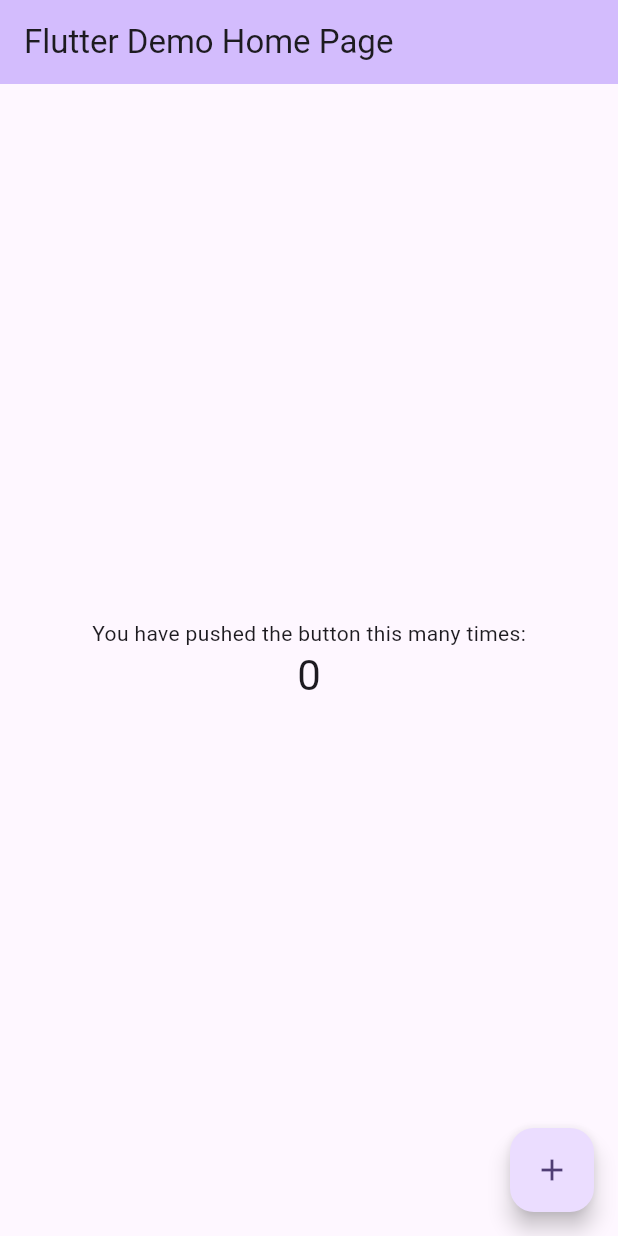
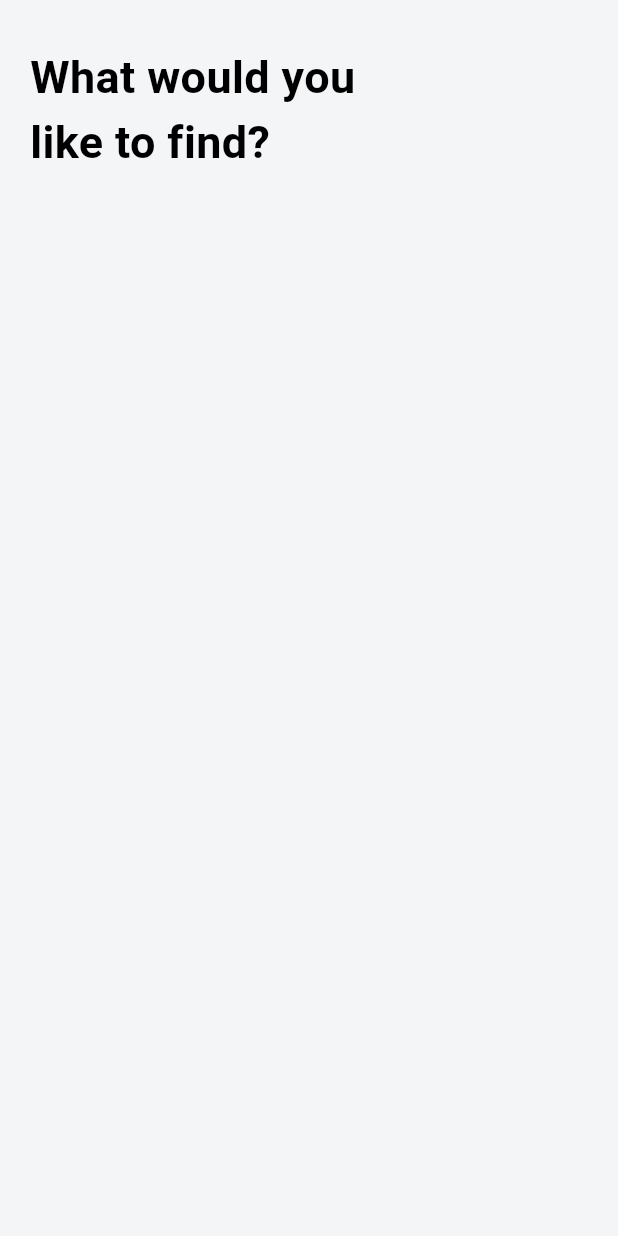
Before and after one commit to mkabdulazees56/travel_app, a Flutter app: the screen it shows after launch, on a phone screen of 412 x 824 dp. Run offline on Flutter 3.47's test engine with Material 3 defaults, Android fonts, the phone set to English and light mode, and no system bars.

Commit message:
folder structure added

```diff
--- a/lib/main.dart
+++ b/lib/main.dart
@@ -1,125 +1,22 @@
 import 'package:flutter/material.dart';
+import 'package:travel_app/screens/home_screen.dart';
 
-void main() {
-  runApp(const MyApp());
-}
+void main() => runApp(MyApp());
 
 class MyApp extends StatelessWidget {
-  const MyApp({super.key});
-
   // This widget is the root of your application.
   @override
   Widget build(BuildContext context) {
     return MaterialApp(
-      title: 'Flutter Demo',
+      title: 'Flutter Travel UI',
+      debugShowCheckedModeBanner: false,
       theme: ThemeData(
-        // This is the theme of your application.
-        //
-        // TRY THIS: Try running your application with "flutter run". You'll see
-        // the application has a purple toolbar. Then, without quitting the app,
-        // try changing the seedColor in the colorScheme below to Colors.green
-        // and then invoke "hot reload" (save your changes or press the "hot
-        // reload" button in a Flutter-supported IDE, or press "r" if you used
-        // the command line to start the app).
-        //
-        // Notice that the counter didn't reset back to zero; the application
-        // state is not lost during the reload. To reset the state, use hot
-        // restart instead.
-        //
-        // This works for code too, not just values: Most code changes can be
-        // tested with just a hot reload.
-        colorScheme: ColorScheme.fromSeed(seedColor: Colors.deepPurple),
-        useMaterial3: true,
+        primaryColor: Color(0xFF3EBACE),
+        scaffoldBackgroundColor: Color(0xFFF3F5F7),
+        colorScheme:
+            ColorScheme.fromSwatch().copyWith(secondary: Color(0xFFD8ECF1)),
       ),
-      home: const MyHomePage(title: 'Flutter Demo Home Page'),
+      home: HomeScreen(),
     );
   }
 }
-
-class MyHomePage extends StatefulWidget {
-  const MyHomePage({super.key, required this.title});
-
-  // This widget is the home page of your application. It is stateful, meaning
-  // that it has a State object (defined below) that contains fields that affect
-  // how it looks.
-
-  // This class is the configuration for the state. It holds the values (in this
-  // case the title) provided by the parent (in this case the App widget) and
-  // used by the build method of the State. Fields in a Widget subclass are
-  // always marked "final".
-
-  final String title;
-
-  @override
-  State<MyHomePage> createState() => _MyHomePageState();
-}
-
-class _MyHomePageState extends State<MyHomePage> {
-  int _counter = 0;
-
-  void _incrementCounter() {
-    setState(() {
-      // This call to setState tells the Flutter framework that something has
-      // changed in this State, which causes it to rerun the build method below
-      // so that the display can reflect the updated values. If we changed
-      // _counter without calling setState(), then the build method would not be
-      // called again, and so nothing would appear to happen.
-      _counter++;
-    });
-  }
-
-  @override
-  Widget build(BuildContext context) {
-    // This method is rerun every time setState is called, for instance as done
-    // by the _incrementCounter method above.
-    //
-    // The Flutter framework has been optimized to make rerunning build methods
-    // fast, so that you can just rebuild anything that needs updating rather
-    // than having to individually change instances of widgets.
-    return Scaffold(
-      appBar: AppBar(
-        // TRY THIS: Try changing the color here to a specific color (to
-        // Colors.amber, perhaps?) and trigger a hot reload to see the AppBar
-        // change color while the other colors stay the same.
-        backgroundColor: Theme.of(context).colorScheme.inversePrimary,
-        // Here we take the value from the MyHomePage object that was created by
-        // the App.build method, and use it to set our appbar title.
-        title: Text(widget.title),
-      ),
-      body: Center(
-        // Center is a layout widget. It takes a single child and positions it
-        // in the middle of the parent.
-        child: Column(
-          // Column is also a layout widget. It takes a list of children and
-          // arranges them vertically. By default, it sizes itself to fit its
-          // children horizontally, and tries to be as tall as its parent.
-          //
-          // Column has various properties to control how it sizes itself and
-          // how it positions its children. Here we use mainAxisAlignment to
-          // center the children vertically; the main axis here is the vertical
-          // axis because Columns are vertical (the cross axis would be
-          // horizontal).
-          //
-          // TRY THIS: Invoke "debug painting" (choose the "Toggle Debug Paint"
-          // action in the IDE, or press "p" in the console), to see the
-          // wireframe for each widget.
-          mainAxisAlignment: MainAxisAlignment.center,
-          children: <Widget>[
-            const Text(
-              'You have pushed the button this many times:',
-            ),
-            Text(
-              '$_counter',
-              style: Theme.of(context).textTheme.headlineMedium,
-            ),
-          ],
-        ),
-      ),
-      floatingActionButton: FloatingActionButton(
-        onPressed: _incrementCounter,
-        tooltip: 'Increment',
-        child: const Icon(Icons.add),
-      ), // This trailing comma makes auto-formatting nicer for build methods.
-    );
-  }
-}
--- /dev/null
+++ b/lib/screens/home_screen.dart
@@ -0,0 +1,32 @@
+// ignore_for_file: prefer_const_constructors, prefer_const_literals_to_create_immutables
+
+import 'package:flutter/material.dart';
+
+class HomeScreen extends StatefulWidget {
+  @override
+  _HomeScreenState createState() => _HomeScreenState();
+}
+
+class _HomeScreenState extends State<HomeScreen> {
+  @override
+  Widget build(BuildContext context) {
+    return Scaffold(
+      body: SafeArea(
+          child: ListView(
+        padding: EdgeInsets.symmetric(vertical: 30.0),
+        children: <Widget>[
+          Padding(
+            padding: EdgeInsets.only(left: 20, right: 120),
+            child: const Text(
+              'What would you like to find?',
+              style: TextStyle(
+                fontSize: 30.0,
+                fontWeight: FontWeight.bold,
+              ),
+            ),
+          )
+        ],
+      )),
+    );
+  }
+}
--- a/pubspec.yaml
+++ b/pubspec.yaml
@@ -35,6 +35,7 @@ dependencies:
   # The following adds the Cupertino Icons font to your application.
   # Use with the CupertinoIcons class for iOS style icons.
   cupertino_icons: ^1.0.8
+  font_awesome_flutter: ^10.8.0
 
 dev_dependencies:
   flutter_test:
```
Also changed, not shown: lib/models/activity_model.dart (added, +17 -0 lines), lib/models/destination_model.dart (added, +82 -0 lines), lib/models/hotel_model.dart (added, +34 -0 lines), pubspec.lock, 1 other file.
